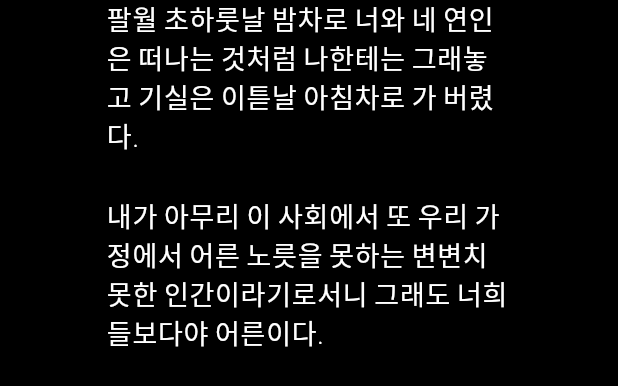
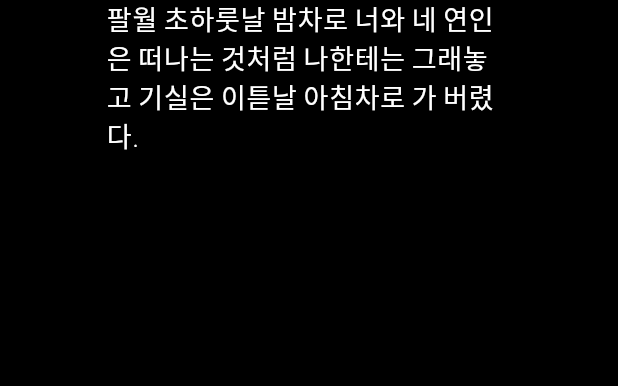
Before and after one commit to uriham/Capstone, a Flutter app: the _LoadingText widget shown alone on an empty page, opened directly, on a phone screen of 412 x 824 dp. Shown: the top 386 px of the screen. Run offline on Flutter 3.47's test engine with Material 3 defaults, Android fonts, the phone set to English and light mode, and no system bars; our stand-ins replace envied, flutter_riverpod, flutter_svg, google_fonts, palette_generator, scroll_date_picker and 2 more; missing offline and left inert: langchain, langchain_openai.

Commit message:
loading screen layout 최종

```diff
--- a/lib/screens/bookcover_loading.dart
+++ b/lib/screens/bookcover_loading.dart
@@ -181,11 +181,11 @@ class BookCoverLoadingState extends ConsumerState<BookCoverLoading> {
               fit: StackFit.expand,
               children: <Widget>[
                 Image.asset(
-                  'assets/images/background.png',
+                  'assets/images/loading background.png',
                   fit: BoxFit.cover,
                 ),
                 Positioned(
-                  top: 180,
+                  top: 100,
                   left: MediaQuery.of(context).size.width / 2 - 146, // 가운데 정렬
                   child: Container(
                     width: 292,
@@ -240,14 +240,14 @@ class BookCoverLoadingState extends ConsumerState<BookCoverLoading> {
                     ),
                   ),
                 ),
-                Positioned(
-                  top: 160, // 텍스트 상자 위에 위치하도록 조정
-                  left: MediaQuery.of(context).size.width / 2 - 200, // 가운데 정렬
-                  child: CustomPaint(
-                    size: Size(400, 480),
-                    painter: ShapePainter(),
-                  ),
-                ),
+                // Positioned(
+                //   top: 160, // 텍스트 상자 위에 위치하도록 조정
+                //   left: MediaQuery.of(context).size.width / 2 - 200, // 가운데 정렬
+                //   child: CustomPaint(
+                //     size: Size(400, 480),
+                //     painter: ShapePainter(),
+                //   ),
+                // ),
                 Center(
                   child: _LoadingText(),
                 ),
@@ -337,9 +337,12 @@ class _LoadingTextState extends State<_LoadingText> {
   late Timer _timer;
 
   List<String> _loadingTexts = [
-    '팔월 초하룻날 밤차로 너와 네 연인은 떠나는 것처럼 나한테는 그래놓고 기실은 이튿날 아침차로 가 버렸다. \n\n내가 아무리 이 사회에서 또 우리 가정에서 어른 노릇을 못하는 변변치 못한 인간이라기로서니 그래도 너희들보다야 어른이다.',
-    '우리 둘이 떨어지기 어렵소이다. 하고 내게 그야말로 강담판(强談判)을 했다면 낸들 또 어쩌랴. 암만 못한다고 딱 거절했던 일이라도 어머니나 아버지 몰래 너희 둘 안동시켜서 쾌히 전송(餞送)할 내 딴은 이해도 아량도 있다.\n\n 그것을, 나까지 속이고 그랬다는 것을 네 장래의 행복 이외의 아무것도 생각할 줄 모르는 네 큰오빠 나로서 꽤 서운히 생각한다',
-    '예정대로 K가 팔월 초하룻날 밤 북행차(北行車)로 떠난다고, 그것을 일러 주려 하룻날 아침에 너와 K 둘이서 나를 찾아왔다.\n\n 요 전날 너희 둘이 의논차 내게 왔을 때 말한 바와 같이 K만 떠나고 옥희 너는 네 큰오빠 나와 함께 K를 전송하기로 한 것인데, 또 일의 순서상 일은 그렇게 하는 것이 옳지 않았더냐'
+    '팔월 초하룻날 밤차로 너와 네 연인은 떠나는 것처럼 나한테는 그래놓고 기실은 이튿날 아침차로 가 버렸다.',
+    '내가 아무리 이 사회에서 또 우리 가정에서 어른 노릇을 못하는 변변치 못한 인간이라기로서니 그래도 너희들보다야 어른이다.',
+    '우리 둘이 떨어지기 어렵소이다. 하고 내게 그야말로 강담판(强談判)을 했다면 낸들 또 어쩌랴. 암만 못한다고 딱 거절했던 일이라도 어머니나 아버지 몰래 너희 둘 안동시켜서 쾌히 전송(餞送)할 내 딴은 이해도 아량도 있다.',
+    '그것을, 나까지 속이고 그랬다는 것을 네 장래의 행복 이외의 아무것도 생각할 줄 모르는 네 큰오빠 나로서 꽤 서운히 생각한다',
+    '예정대로 K가 팔월 초하룻날 밤 북행차(北行車)로 떠난다고, 그것을 일러 주려 하룻날 아침에 너와 K 둘이서 나를 찾아왔다.',
+    '요 전날 너희 둘이 의논차 내게 왔을 때 말한 바와 같이 K만 떠나고 옥희 너는 네 큰오빠 나와 함께 K를 전송하기로 한 것인데, 또 일의 순서상 일은 그렇게 하는 것이 옳지 않았더냐'
   ];
 
   @override
--- a/pubspec.yaml
+++ b/pubspec.yaml
@@ -172,6 +172,7 @@ flutter:
     - assets/images/circle.png
     - assets/images/Group 39617.png
     - assets/images/R_Editmode_ic.png
+    - assets/images/loading background.png
 
 
 
```
Also changed, not shown: assets/images/loading background.png (added), 1 other file.
